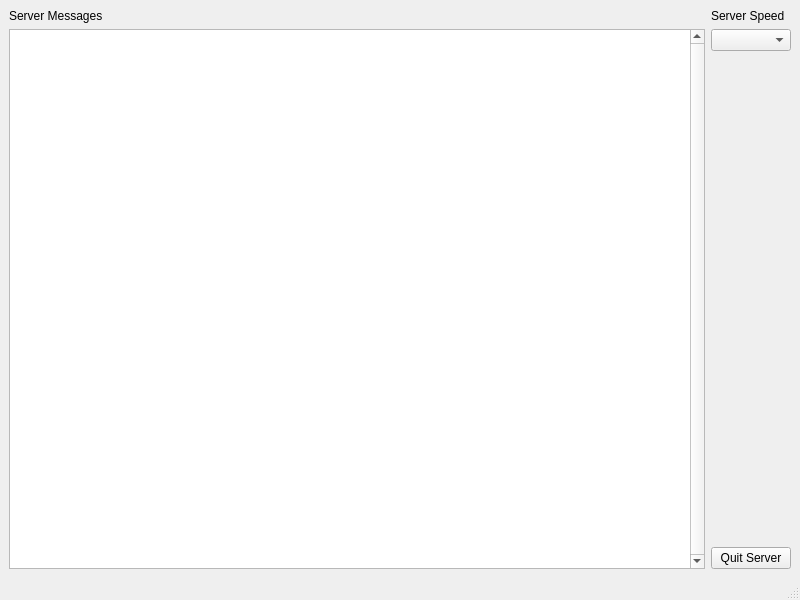
First picture: the form in Server/serverapp.ui, repository jacob-swanson/PixSpace, before the edit.
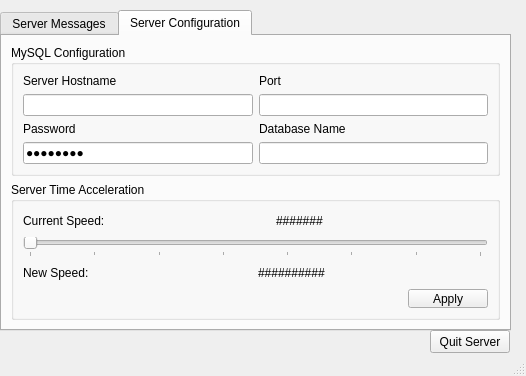
Second picture: the form after the edit. Icons and pictures are not drawn.

Commit message: Moved DataManager into server, updated server to connect to it. Also made some updates to the GUI, in preparation for being able to store to configuration files. Eugene Davis - 03/13/14

Patch:
```diff
--- a/Server/serverapp.ui
+++ b/Server/serverapp.ui
@@ -6,71 +6,273 @@
    <rect>
     <x>0</x>
     <y>0</y>
-    <width>800</width>
-    <height>600</height>
+    <width>526</width>
+    <height>376</height>
    </rect>
   </property>
   <property name="windowTitle">
    <string>MainWindow</string>
   </property>
   <widget class="QWidget" name="centralwidget">
-   <layout class="QGridLayout" name="gridLayout">
-    <item row="0" column="0">
+   <widget class="QTabWidget" name="tabWidget">
+    <property name="geometry">
+     <rect>
+      <x>0</x>
+      <y>10</y>
+      <width>511</width>
+      <height>321</height>
+     </rect>
+    </property>
+    <property name="currentIndex">
+     <number>1</number>
+    </property>
+    <widget class="QWidget" name="tab">
+     <attribute name="title">
+      <string>Server Messages</string>
+     </attribute>
+     <widget class="QTextEdit" name="serverMessage">
+      <property name="geometry">
+       <rect>
+        <x>0</x>
+        <y>0</y>
+        <width>501</width>
+        <height>271</height>
+       </rect>
+      </property>
+      <property name="verticalScrollBarPolicy">
+       <enum>Qt::ScrollBarAlwaysOn</enum>
+      </property>
+      <property name="readOnly">
+       <bool>true</bool>
+      </property>
+     </widget>
+    </widget>
+    <widget class="QWidget" name="tab_2">
+     <attribute name="title">
+      <string>Server Configuration</string>
+     </attribute>
      <layout class="QVBoxLayout" name="verticalLayout_2">
       <item>
-       <widget class="QLabel" name="label">
-        <property name="text">
-         <string>Server Messages</string>
-        </property>
-       </widget>
+       <layout class="QVBoxLayout" name="verticalLayout">
+        <item>
+         <widget class="QGroupBox" name="groupBox">
+          <property name="title">
+           <string>MySQL Configuration</string>
+          </property>
+          <layout class="QGridLayout" name="gridLayout">
+           <item row="0" column="0">
+            <layout class="QVBoxLayout" name="verticalLayout_4">
+             <item>
+              <widget class="QLabel" name="label_2">
+               <property name="text">
+                <string>Server Hostname</string>
+               </property>
+              </widget>
+             </item>
+             <item>
+              <widget class="QLineEdit" name="sqlHost"/>
+             </item>
+             <item>
+              <widget class="QLabel" name="label_4">
+               <property name="text">
+                <string>Password</string>
+               </property>
+              </widget>
+             </item>
+             <item>
+              <widget class="QLineEdit" name="sqlPass">
+               <property name="text">
+                <string>pigspace</string>
+               </property>
+               <property name="echoMode">
+                <enum>QLineEdit::Password</enum>
+               </property>
+              </widget>
+             </item>
+            </layout>
+           </item>
+           <item row="0" column="1">
+            <layout class="QVBoxLayout" name="verticalLayout_3">
+             <item>
+              <widget class="QLabel" name="label_3">
+               <property name="text">
+                <string>Port</string>
+               </property>
+              </widget>
+             </item>
+             <item>
+              <widget class="QLineEdit" name="sqlPort"/>
+             </item>
+             <item>
+              <widget class="QLabel" name="label_7">
+               <property name="text">
+                <string>Database Name</string>
+               </property>
+              </widget>
+             </item>
+             <item>
+              <widget class="QLineEdit" name="sqlDBName"/>
+             </item>
+            </layout>
+           </item>
+          </layout>
+         </widget>
+        </item>
+       </layout>
       </item>
       <item>
-       <widget class="QTextEdit" name="serverMessage">
-        <property name="verticalScrollBarPolicy">
-         <enum>Qt::ScrollBarAlwaysOn</enum>
+       <widget class="QGroupBox" name="groupBox_2">
+        <property name="title">
+         <string>Server Time Acceleration</string>
         </property>
-        <property name="readOnly">
-         <bool>true</bool>
-        </property>
+        <layout class="QGridLayout" name="gridLayout_2">
+         <item row="0" column="0">
+          <layout class="QHBoxLayout" name="horizontalLayout_2">
+           <item>
+            <widget class="QLabel" name="label">
+             <property name="text">
+              <string>Current Speed:</string>
+             </property>
+            </widget>
+           </item>
+           <item>
+            <spacer name="horizontalSpacer">
+             <property name="orientation">
+              <enum>Qt::Horizontal</enum>
+             </property>
+             <property name="sizeHint" stdset="0">
+              <size>
+               <width>40</width>
+               <height>20</height>
+              </size>
+             </property>
+            </spacer>
+           </item>
+           <item>
+            <widget class="QLabel" name="speedDisplay">
+             <property name="text">
+              <string>#######</string>
+             </property>
+            </widget>
+           </item>
+           <item>
+            <spacer name="horizontalSpacer_4">
+             <property name="orientation">
+              <enum>Qt::Horizontal</enum>
+             </property>
+             <property name="sizeHint" stdset="0">
+              <size>
+               <width>108</width>
+               <height>20</height>
+              </size>
+             </property>
+            </spacer>
+           </item>
+          </layout>
+         </item>
+         <item row="1" column="0">
+          <widget class="QSlider" name="speedSlider">
+           <property name="maximum">
+            <number>7</number>
+           </property>
+           <property name="orientation">
+            <enum>Qt::Horizontal</enum>
+           </property>
+           <property name="tickPosition">
+            <enum>QSlider::TicksBelow</enum>
+           </property>
+           <property name="tickInterval">
+            <number>1</number>
+           </property>
+          </widget>
+         </item>
+         <item row="2" column="0">
+          <layout class="QHBoxLayout" name="horizontalLayout">
+           <item>
+            <widget class="QLabel" name="label_6">
+             <property name="text">
+              <string>New Speed:</string>
+             </property>
+            </widget>
+           </item>
+           <item>
+            <spacer name="horizontalSpacer_2">
+             <property name="orientation">
+              <enum>Qt::Horizontal</enum>
+             </property>
+             <property name="sizeHint" stdset="0">
+              <size>
+               <width>40</width>
+               <height>20</height>
+              </size>
+             </property>
+            </spacer>
+           </item>
+           <item>
+            <widget class="QLabel" name="label_5">
+             <property name="text">
+              <string>##########</string>
+             </property>
+            </widget>
+           </item>
+           <item>
+            <spacer name="horizontalSpacer_5">
+             <property name="orientation">
+              <enum>Qt::Horizontal</enum>
+             </property>
+             <property name="sizeHint" stdset="0">
+              <size>
+               <width>108</width>
+               <height>20</height>
+              </size>
+             </property>
+            </spacer>
+           </item>
+          </layout>
+         </item>
+         <item row="3" column="0">
+          <layout class="QHBoxLayout" name="horizontalLayout_3">
+           <item>
+            <spacer name="horizontalSpacer_3">
+             <property name="orientation">
+              <enum>Qt::Horizontal</enum>
+             </property>
+             <property name="sizeHint" stdset="0">
+              <size>
+               <width>40</width>
+               <height>20</height>
+              </size>
+             </property>
+            </spacer>
+           </item>
+           <item>
+            <widget class="QPushButton" name="applySpeed">
+             <property name="text">
+              <string>Apply</string>
+             </property>
+            </widget>
+           </item>
+          </layout>
+         </item>
+        </layout>
        </widget>
       </item>
      </layout>
-    </item>
-    <item row="0" column="1">
-     <layout class="QVBoxLayout" name="verticalLayout">
-      <item>
-       <widget class="QLabel" name="label_2">
-        <property name="text">
-         <string>Server Speed</string>
-        </property>
-       </widget>
-      </item>
-      <item>
-       <widget class="QComboBox" name="serverSpeedInput"/>
-      </item>
-      <item>
-       <spacer name="verticalSpacer">
-        <property name="orientation">
-         <enum>Qt::Vertical</enum>
-        </property>
-        <property name="sizeHint" stdset="0">
-         <size>
-          <width>20</width>
-          <height>40</height>
-         </size>
-        </property>
-       </spacer>
-      </item>
-      <item>
-       <widget class="QPushButton" name="quitServerButton">
-        <property name="text">
-         <string>Quit Server</string>
-        </property>
-       </widget>
-      </item>
-     </layout>
-    </item>
-   </layout>
+    </widget>
+   </widget>
+   <widget class="QPushButton" name="quitServerButton">
+    <property name="geometry">
+     <rect>
+      <x>430</x>
+      <y>330</y>
+      <width>80</width>
+      <height>23</height>
+     </rect>
+    </property>
+    <property name="text">
+     <string>Quit Server</string>
+    </property>
+   </widget>
   </widget>
   <widget class="QStatusBar" name="statusbar"/>
  </widget>
```
Left out of the diff: 13 changed lines with no effect on the pictures. The commit also changes 12 other files.
